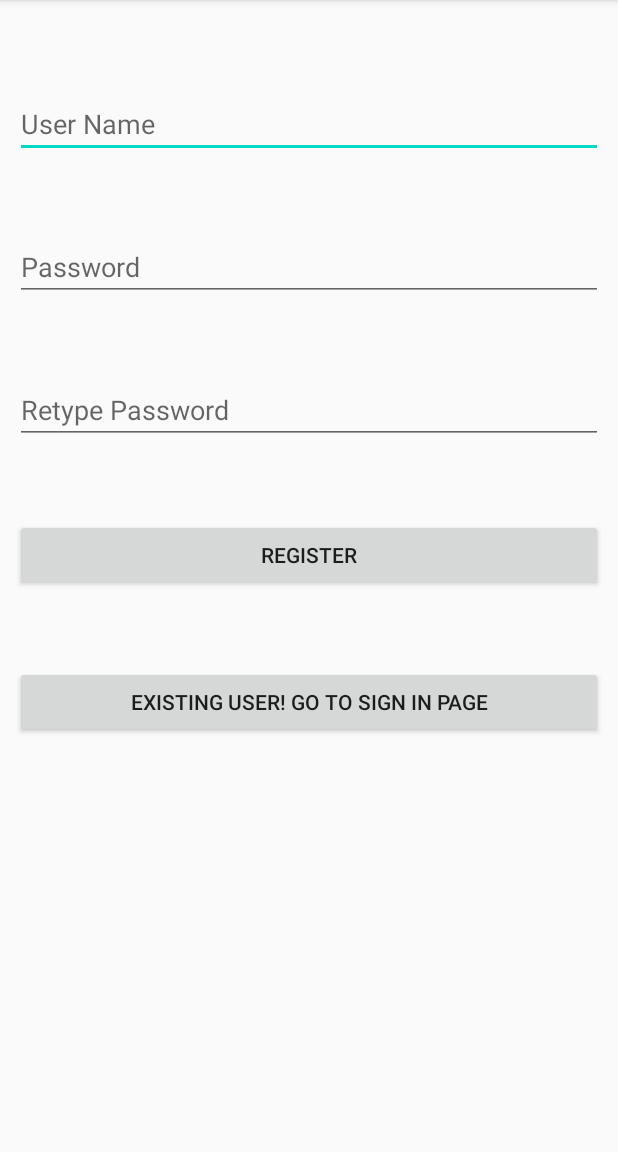
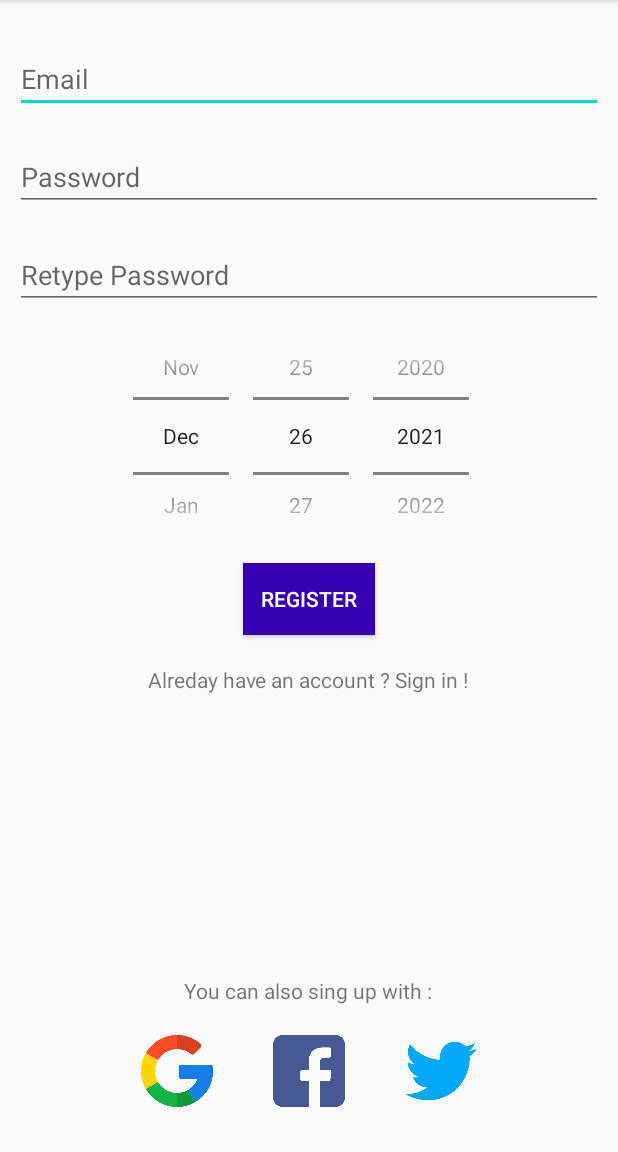
Before and after one commit to FloAlbaux/WitnessMe, an Android app: the screen it shows after launch (MainActivity), on a phone screen of 412 x 824 dp, the part 84-1236 px from its top. Run offline under Robolectric (Android 15) with nearby library versions, the phone set to English and light mode, and no system bars; 2 statements that could not run were skipped.

Commit message:
front login

```diff
--- a/app/src/main/res/layout/activity_login.xml
+++ b/app/src/main/res/layout/activity_login.xml
@@ -13,6 +13,7 @@
         android:hint=" Email"
         android:autofillHints="emailAddress"
         android:inputType="text"
+        android:padding="20dp"
         android:drawableLeft="@drawable/ic_baseline_person_outline_24"
         android:layout_marginTop="50dp"/>
 
@@ -24,6 +25,7 @@
         android:autofillHints="password"
         android:inputType="textPassword"
         android:layout_marginTop="50dp"
+        android:padding="20dp"
         android:drawableLeft="@drawable/ic_baseline_lock_open_24"
         android:layout_below="@+id/username1"/>
 
--- a/app/src/main/res/layout/activity_main.xml
+++ b/app/src/main/res/layout/activity_main.xml
@@ -10,10 +10,10 @@
         android:id="@+id/username"
         android:layout_width="match_parent"
         android:layout_height="wrap_content"
-        android:hint="User Name"
-        android:autofillHints="username"
-        android:inputType="text"
-        android:layout_marginTop="50dp"/>
+        android:hint="Email"
+        android:autofillHints="emailAddress"
+        android:inputType="textEmailAddress"
+        android:layout_marginTop="20dp"/>
 
     <EditText
         android:id="@+id/password"
@@ -22,7 +22,7 @@
         android:hint="Password"
         android:autofillHints="password"
         android:inputType="textPassword"
-        android:layout_marginTop="50dp"
+        android:layout_marginTop="20dp"
         android:layout_below="@+id/username"/>
 
     <EditText
@@ -32,23 +32,69 @@
         android:hint="Retype Password"
         android:autofillHints="password"
         android:inputType="textPassword"
-        android:layout_marginTop="50dp"
+        android:layout_marginTop="20dp"
         android:layout_below="@+id/password"/>
+
+    <DatePicker
+        android:id="@+id/datePicker"
+        android:layout_width="389dp"
+        android:layout_height="169dp"
+        android:layout_below="@id/repassword"
+        android:calendarViewShown="false"
+        android:datePickerMode="spinner"
+        android:spinnersShown="true" />
 
     <Button
         android:id="@+id/btnsignup"
+        android:layout_width="wrap_content"
+        android:layout_height="wrap_content"
+        android:layout_centerHorizontal="true"
+        android:background="@color/purple_700"
+        android:textColor="@color/white"
+        android:text="Register"
+        android:layout_below="@+id/datePicker"/>
+
+    <TextView
+        android:id="@+id/account"
+        android:layout_below="@id/btnsignup"
+        android:layout_width="wrap_content"
+        android:layout_height="wrap_content"
+        android:text="Alreday have an account ? Sign in !"
+        android:layout_centerHorizontal="true"
+        android:layout_margin="20dp"/>
+
+    <TextView
+        android:layout_width="wrap_content"
+        android:layout_height="wrap_content"
+        android:id="@+id/others"
+        android:layout_above="@id/socialicons"
+        android:text="You can also sing up with :"
+        android:layout_centerHorizontal="true"/>
+
+
+    <LinearLayout
         android:layout_width="match_parent"
         android:layout_height="wrap_content"
-        android:text="Register"
-        android:layout_marginTop="50dp"
-        android:layout_below="@+id/repassword"/>
+        android:id="@+id/socialicons"
+        android:layout_alignParentBottom="true"
+        android:gravity="center">
 
-    <Button
-        android:id="@+id/btnsignin"
-        android:layout_width="match_parent"
-        android:layout_height="wrap_content"
-        android:text="Existing user! Go to Sign in page"
-        android:layout_marginTop="50dp"
-        android:layout_below="@+id/btnsignup"/>
+
+    <ImageView
+        android:layout_width="48dp"
+        android:layout_height="48dp"
+        android:layout_margin="20dp"
+        android:src="@drawable/google"/>
+    <ImageView
+        android:layout_width="48dp"
+        android:layout_height="48dp"
+        android:layout_margin="20dp"
+        android:src="@drawable/facebook"/>
+    <ImageView
+        android:layout_width="48dp"
+        android:layout_height="48dp"
+        android:layout_margin="20dp"
+        android:src="@drawable/twitter"/>
+    </LinearLayout>
 
 </RelativeLayout>
```
